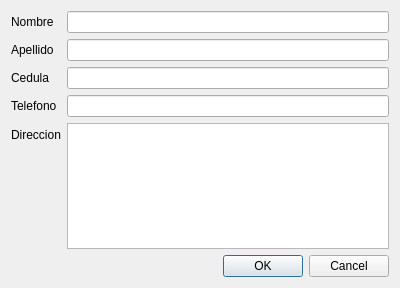
The window that clienteform.ui (elshaka/AltoNivel) describes before a commit, drawn with Qt 5.
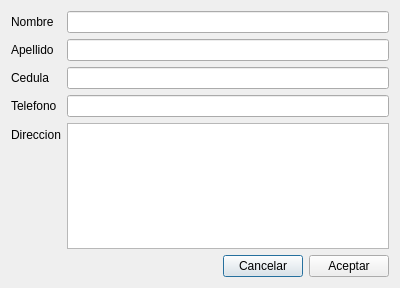
The same window after the commit.

```diff
--- a/clienteform.ui
+++ b/clienteform.ui
@@ -69,14 +69,35 @@
     </layout>
    </item>
    <item>
-    <widget class="QDialogButtonBox" name="buttonBox">
-     <property name="orientation">
-      <enum>Qt::Horizontal</enum>
-     </property>
-     <property name="standardButtons">
-      <set>QDialogButtonBox::Cancel|QDialogButtonBox::Ok</set>
-     </property>
-    </widget>
+    <layout class="QHBoxLayout" name="horizontalLayout_2">
+     <item>
+      <spacer name="horizontalSpacer">
+       <property name="orientation">
+        <enum>Qt::Horizontal</enum>
+       </property>
+       <property name="sizeHint" stdset="0">
+        <size>
+         <width>40</width>
+         <height>20</height>
+        </size>
+       </property>
+      </spacer>
+     </item>
+     <item>
+      <widget class="QPushButton" name="pushButtonCancelar">
+       <property name="text">
+        <string>Cancelar</string>
+       </property>
+      </widget>
+     </item>
+     <item>
+      <widget class="QPushButton" name="pushButtonAceptar">
+       <property name="text">
+        <string>Aceptar</string>
+       </property>
+      </widget>
+     </item>
+    </layout>
    </item>
   </layout>
  </widget>
```
Left out of the diff: 48 changed lines with no effect on the pictures.
